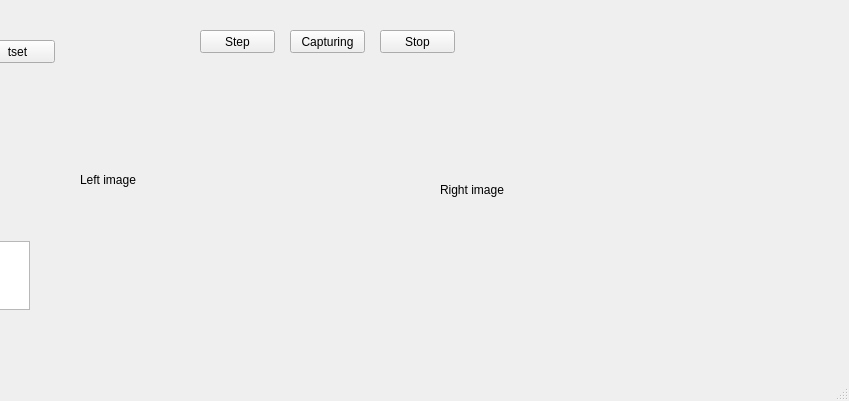
Above: mainwindow.ui from escrowdis/fusion before the change; both pictures show x 310 to 1159 and y 157 to 558 of the 1159 by 558 pixel window. Below: the same form after it.
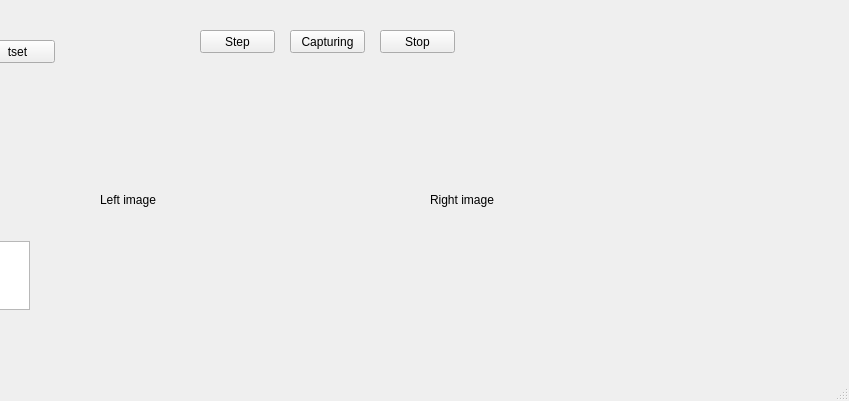
That is the form after the change.

```diff
--- a/mainwindow.ui
+++ b/mainwindow.ui
@@ -244,8 +244,8 @@
    <widget class="QLabel" name="label_cam_img_L">
     <property name="geometry">
      <rect>
-      <x>390</x>
-      <y>200</y>
+      <x>410</x>
+      <y>220</y>
       <width>320</width>
       <height>240</height>
      </rect>
@@ -257,8 +257,8 @@
    <widget class="QLabel" name="label_cam_img_R">
     <property name="geometry">
      <rect>
-      <x>750</x>
-      <y>210</y>
+      <x>740</x>
+      <y>220</y>
       <width>320</width>
       <height>240</height>
      </rect>
```
